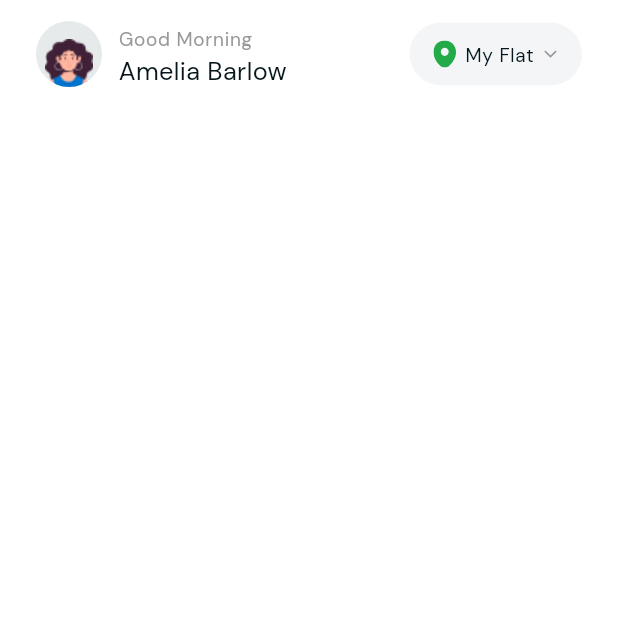
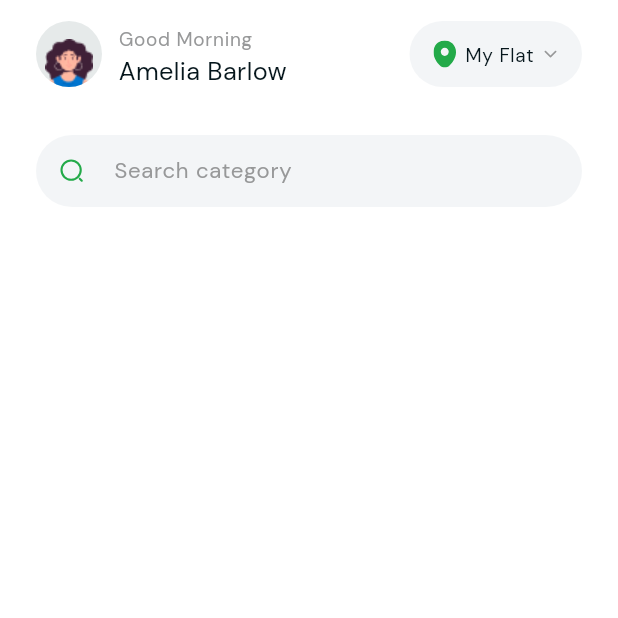
Before and after one commit to aconitum001/groceryUI, a Flutter app: the HomeView screen opened by its route, on a phone screen of 412 x 824 dp, the top half of it. Run offline on Flutter 3.47's test engine with Material 3 defaults, Android fonts, the light colour scheme and no system bars; our stand-ins replace device_preview, flutter_svg, get.

Commit message:
completed search section

```diff
--- a/lib/main.dart
+++ b/lib/main.dart
@@ -1,10 +1,18 @@
+import 'package:device_preview/device_preview.dart';
 import 'package:flutter/material.dart';
 import 'package:get/get.dart';
 import 'package:gorcery/utils/app_router.dart';
 import 'package:gorcery/utils/app_theme.dart';
 
 void main() {
-  runApp(const Grocery());
+  runApp(
+    DevicePreview(
+      enabled: true,
+      builder: (context) {
+        return const Grocery();
+      },
+    ),
+  );
 }
 
 class Grocery extends StatelessWidget {
@@ -14,6 +22,8 @@
   Widget build(BuildContext context) {
     return GetMaterialApp(
       debugShowCheckedModeBanner: false,
+      locale: DevicePreview.locale(context),
+      builder: DevicePreview.appBuilder,
       initialRoute: '/',
       theme: AppTheme.lightTheme,
       darkTheme: AppTheme.darkTheme,
--- a/lib/utils/app_styles.dart
+++ b/lib/utils/app_styles.dart
@@ -57,11 +57,13 @@ abstract class AppStyles {
     );
   }
 
-  static TextStyle style14medium(BuildContext context, Color? color) {
+  static TextStyle style14medium(BuildContext context, Color? color,
+      {double? height}) {
     return TextStyle(
       fontSize: getResponsiveFontSize(context, fontsize: 14),
       fontWeight: FontWeight.w500,
       color: color,
+      height: height,
     );
   }
 
--- a/lib/widgets/home_view_body.dart
+++ b/lib/widgets/home_view_body.dart
@@ -1,4 +1,5 @@
 import 'package:flutter/material.dart';
+import 'package:gorcery/widgets/search_text_field.dart';
 import 'package:gorcery/widgets/user_profile_section.dart';
 
 class HomeViewBody extends StatelessWidget {
@@ -10,7 +11,19 @@ class HomeViewBody extends StatelessWidget {
       children: [
         UserProfileSection(
           name: "Amelia Barlow",
-        )
+        ),
+        SizedBox(
+          height: 18,
+        ),
+        Padding(
+          padding: EdgeInsets.symmetric(
+            horizontal: 24,
+          ),
+          child: SizedBox(
+            height: 50,
+            child: SearchTextField(),
+          ),
+        ),
       ],
     );
   }
--- /dev/null
+++ b/lib/widgets/search_text_field.dart
@@ -0,0 +1,56 @@
+import 'package:flutter/material.dart';
+import 'package:flutter_svg/svg.dart';
+import 'package:gorcery/utils/app_styles.dart';
+import 'package:gorcery/utils/assets.dart';
+
+class SearchTextField extends StatelessWidget {
+  const SearchTextField({super.key});
+
+  @override
+  Widget build(BuildContext context) {
+    return TextField(
+      style: AppStyles.style14medium(
+        context,
+        Theme.of(context).colorScheme.onSurface,
+        height: 1,
+      ),
+      decoration: InputDecoration(
+        fillColor: Theme.of(context).colorScheme.secondaryContainer,
+        filled: true,
+        prefixIcon: SvgPicture.asset(
+          Assets.assetsImagesSearchIcon,
+          fit: BoxFit.scaleDown,
+          colorFilter: ColorFilter.mode(
+            Theme.of(context).colorScheme.primary,
+            BlendMode.srcIn,
+          ),
+        ),
+        hintText: "Search category",
+        hintStyle: AppStyles.style14medium(
+          context,
+          Theme.of(context).colorScheme.onSecondary,
+        ),
+        border: _buildBorder(
+          Colors.transparent,
+        ),
+        enabledBorder: _buildBorder(
+          Colors.transparent,
+        ),
+        focusedBorder: _buildBorder(
+          Theme.of(context).colorScheme.primary,
+        ),
+      ),
+    );
+  }
+
+  InputBorder _buildBorder(Color color) {
+    return OutlineInputBorder(
+      borderRadius: BorderRadius.circular(
+        60,
+      ),
+      borderSide: BorderSide(
+        color: color,
+      ),
+    );
+  }
+}
--- a/lib/widgets/user_profile_section.dart
+++ b/lib/widgets/user_profile_section.dart
@@ -59,7 +59,7 @@ class UserProfileSection extends StatelessWidget {
         ),
         trailing: Container(
           width: 115,
-          height: 42,
+          height: 44,
           decoration: BoxDecoration(
             color: Theme.of(context).colorScheme.secondaryContainer,
             borderRadius: BorderRadius.circular(70),
```
Also changed, not shown: pubspec.yaml (+2 -7 lines), pubspec.lock, 1 other file.
